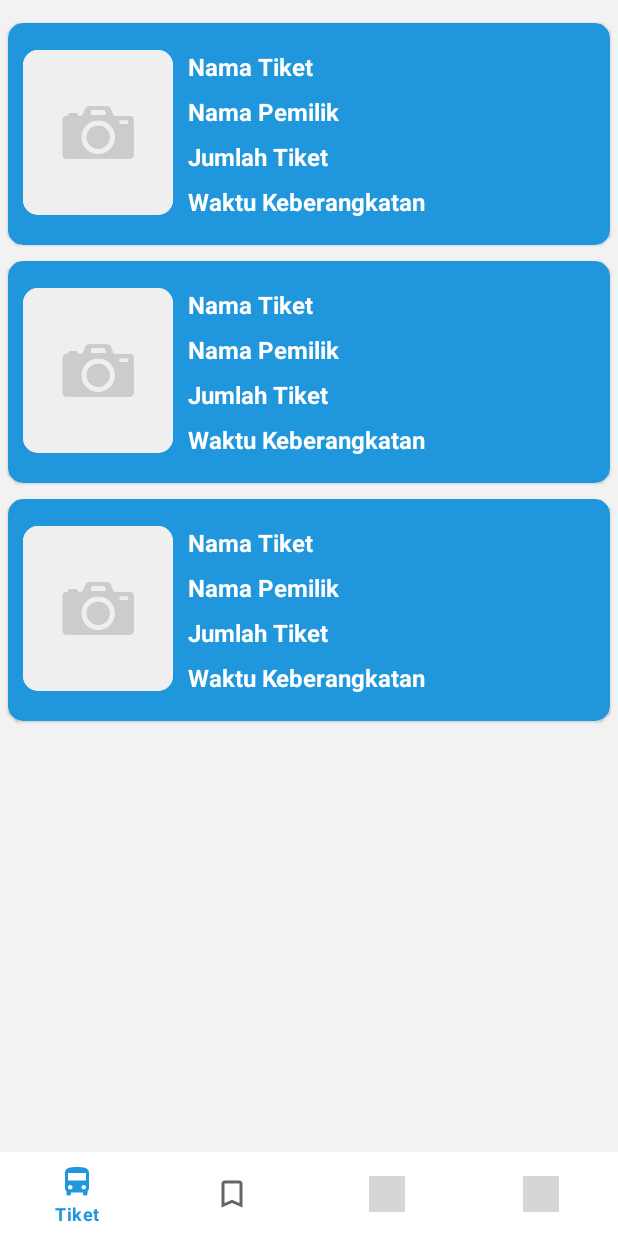
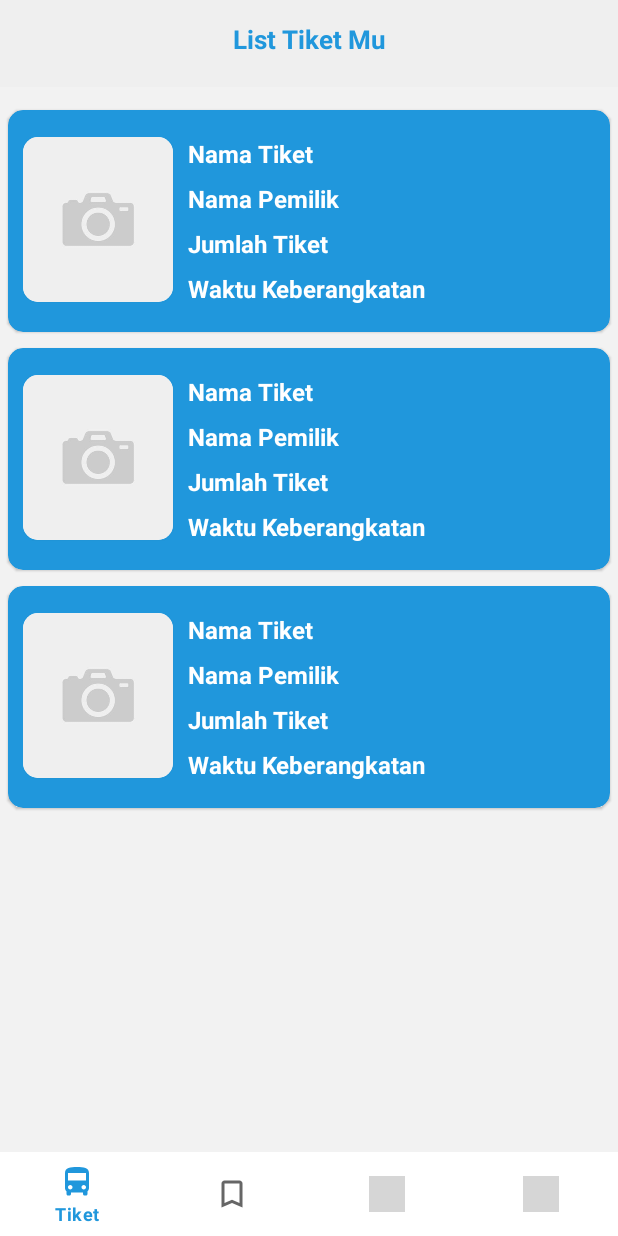
Before and after one commit to bintangfjulio/ayo_naik_bus, an Android app: the layout activity_booking.xml on its own in the app's theme, with its tools: preview values and no code run, on a phone screen of 412 x 824 dp. Run offline under Robolectric (Android 15) with nearby library versions, the phone set to English and light mode, and no system bars; grey boxes are pictures that could not be loaded.

Commit message:
update file

```diff
--- a/app/src/main/res/layout/activity_booking.xml
+++ b/app/src/main/res/layout/activity_booking.xml
@@ -11,7 +11,17 @@
         android:layout_width="match_parent"
         android:layout_height="match_parent"
         android:orientation="vertical"
-        android:background="@drawable/background_bus">
+        android:background="@drawable/ic_launcher_background">
+
+        <TextView
+            android:layout_width="match_parent"
+            android:layout_height="wrap_content"
+            android:layout_marginTop="14dp"
+            android:gravity="center"
+            android:text="List Tiket Mu"
+            android:textColor="@color/blue"
+            android:textSize="17dp"
+            android:textStyle="bold" />
 
         <androidx.recyclerview.widget.RecyclerView
             android:id="@+id/booking_list_view"
@@ -19,6 +29,7 @@
             android:paddingTop="10dp"
             android:layout_width="match_parent"
             android:layout_height="match_parent"
+            android:layout_marginTop="20dp"
             tools:listitem="@layout/booking_list_layout"
            />
 
@@ -31,6 +42,7 @@
         android:layout_alignParentBottom="true"
         android:background="@android:color/white"
         app:menu="@menu/menu2_bootom"
+
         app:elevation="0dp" />
 
 </RelativeLayout>
--- a/app/src/main/res/menu/menu2_bootom.xml
+++ b/app/src/main/res/menu/menu2_bootom.xml
@@ -5,8 +5,8 @@
         android:icon="@drawable/baseline_directions_bus_24"
         android:id="@+id/nav_bottom_tiket"/>
     <item
+        android:id="@+id/nav_bottom_booking"
         android:icon="@drawable/baseline_bookmark_border_24"
-        android:id="@+id/nav_bottom_booking"
         android:title="Booking"/>
     <item
         android:id="@+id/nav_bottom_diskusi"
```
Also changed, not shown: app/src/main/res/drawable/logo android studio.png (added), app/src/main/res/drawable/logo firebase.png (added), app/src/main/res/drawable/logo kotlin.png (added).
